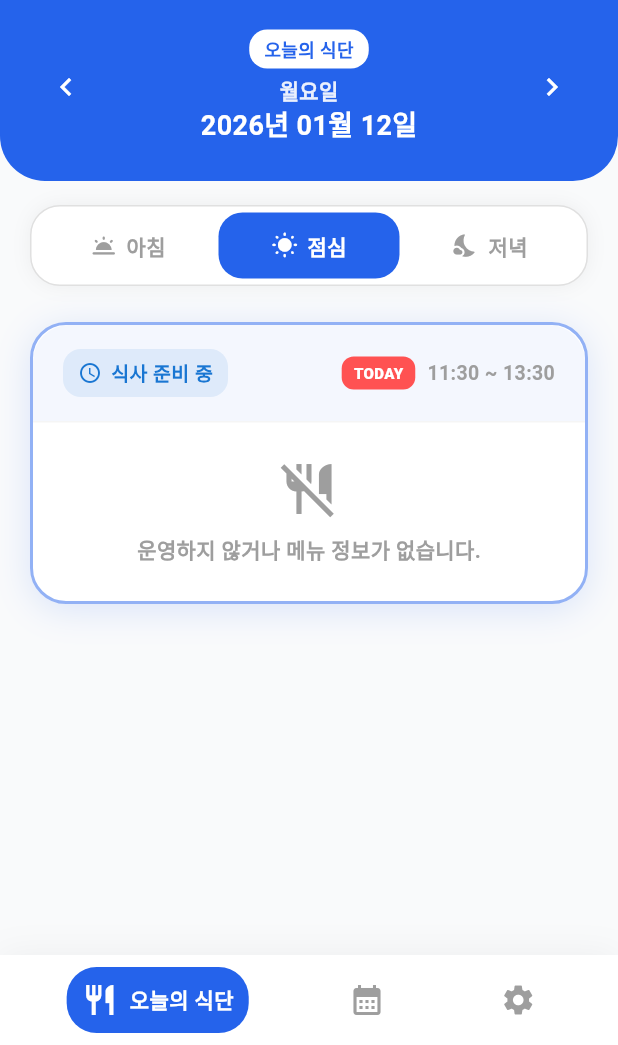
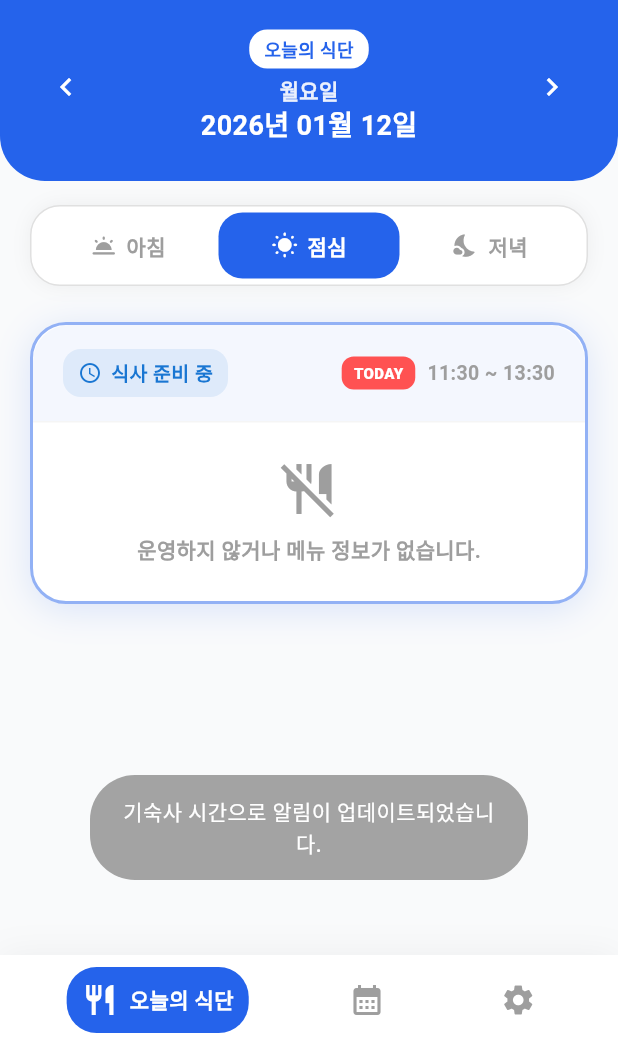
Before and after one commit to knuemeal16486/knue.mate, a Flutter app: the screen it shows after launch, after a tap on the "notifications none" icon, after a tap on "기숙사 식당", on a phone screen of 412 x 824 dp, the part 191-1236 px from its top. Run offline on Flutter 3.47's test engine with Material 3 defaults, Android fonts, the phone set to English and light mode, and no system bars; our stand-ins replace flutter_dotenv, flutter_local_notifications, geolocator, google_generative_ai, share_plus, shared_preferences and 1 more; missing offline and left inert: home_widget; network calls fail.

Commit message:
학관 알림 및 IOS 위치정보

```diff
--- a/lib/meal_screen.dart
+++ b/lib/meal_screen.dart
@@ -175,6 +175,51 @@ class _TodayMealPageState extends State<TodayMealPage> {
     fetchMeals();
   }
 
+  // [New] 식당 소스에 따라 알림 스케줄링 (Dorm vs Student)
+  Future<void> _scheduleAlarmsBySource(MealSource source) async {
+    final now = DateTime.now();
+
+    // 알림 등록 헬퍼 함수
+    Future<void> schedule(int id, int h, int m, String title, String body) async {
+      await NotificationService().scheduleAlarm(
+        id: id,
+        title: title,
+        body: body,
+        scheduledTime: DateTime(now.year, now.month, now.day, h, m),
+      );
+    }
+
+    await NotificationService().cancelAll(); // 기존 알림 제거
+
+    if (source == MealSource.a) {
+      // === 기숙사 식당 시간표 ===
+      // 아침: 07:30 ~ 09:00
+      await schedule(1, 7, 30, "기숙사 아침 식사 ☀️", "아침 식사가 시작되었습니다. 든든하게 챙겨 드세요!");
+      await schedule(2, 8, 50, "기숙사 아침 마감 임박 ⏰", "10분 뒤 배식이 종료됩니다.");
+
+      // 점심: 11:30 ~ 13:30
+      await schedule(3, 11, 30, "기숙사 점심 식사 🍽️", "맛있는 점심 시간입니다!");
+      await schedule(4, 13, 20, "기숙사 점심 마감 임박 🏃‍♂️", "10분 뒤 점심 식사가 종료됩니다.");
+
+      // 저녁: 17:30 ~ 19:00
+      await schedule(5, 17, 30, "기숙사 저녁 식사 🌙", "저녁 식사가 준비되었습니다.");
+      await schedule(6, 18, 50, "기숙사 저녁 마감 임박 ⚠️", "10분 뒤 저녁 배식이 끝납니다.");
+
+    } else {
+      // === 학생회관 식당 시간표 ===
+      // 아침: 미운영 (알림 없음)
+
+      // 점심: 11:00 ~ 14:00
+      await schedule(3, 11, 00, "학생회관 점심 시작 🍽️", "학생회관 점심 식사가 시작되었습니다!");
+      await schedule(4, 13, 50, "학생회관 점심 마감 임박 🏃‍♂️", "10분 뒤 식당이 문을 닫습니다.");
+
+      // 저녁: 17:00 ~ 18:30
+      await schedule(5, 17, 00, "학생회관 저녁 시작 🌙", "학생회관 저녁 식사 시간입니다.");
+      await schedule(6, 18, 20, "학생회관 저녁 마감 임박 ⚠️", "10분 뒤 저녁 운영이 종료됩니다.");
+    }
+  }
+
+  // [Updated] 알림 토글 핸들러
   Future<void> _handleAlarmToggle() async {
     if (!Platform.isAndroid && !Platform.isIOS) {
       showToast(context, "모바일에서만 가능합니다.");
@@ -187,35 +232,28 @@ class _TodayMealPageState extends State<TodayMealPage> {
 
     if (newState) {
       await NotificationService().requestPermissions();
-      final now = DateTime.now();
-
-      Future<void> schedule(
-        int id,
-        int h,
-        int m,
-        String title,
-        String body,
-      ) async {
-        await NotificationService().scheduleAlarm(
-          id: id,
-          title: title,
-          body: body,
-          scheduledTime: DateTime(now.year, now.month, now.day, h, m),
-        );
-      }
-
-      await schedule(1, 7, 30, "좋은 아침이에요! ☀️", "아침 식사가 준비됐어요. 든든하게 먹고 하루를 시작해요!");
-      await schedule(2, 8, 50, "아침 식사 마감 10분 전 ⏰", "곧 배식구가 닫혀요! 아직 식사 전이라면 서두르세요.");
-      await schedule(3, 11, 30, "점심 시간이에요! 🍽️", "오전 수업 고생 많으셨어요. 맛있는 밥 먹고 에너지 충전해요!");
-      await schedule(4, 13, 20, "점심 마감 10분 전 🏃‍♂️", "식당 문 닫기 직전이에요! 놓치지 않게 달려가세요.");
-      await schedule(5, 17, 30, "저녁 드실 시간입니다 🌙", "오늘 하루도 수고했어요. 따뜻한 저녁 드시러 오세요!");
-      await schedule(6, 18, 50, "저녁 마감 10분 전 ⚠️", "오늘의 마지막 식사가 곧 종료돼요. 아직 못 드셨나요?");
-
-      showToast(context, "식사 시작 및 마감 임박 알림이 설정되었습니다.");
+      await _scheduleAlarmsBySource(_source);
+      final restaurantName = _source == MealSource.a ? "기숙사" : "학생회관";
+      showToast(context, "$restaurantName 식당 시간으로 알림이 설정되었습니다.");
     } else {
       await NotificationService().cancelAll();
       showToast(context, "알림이 해제되었습니다.");
     }
+  }
+
+  // [New] 식당 탭 변경 시 알림 자동 업데이트
+  Future<void> _onSourceChangedWithAlarmUpdate(MealSource s) async {
+    setState(() => _source = s);
+    PreferencesService.saveMealSource(s);
+
+    // 알림이 켜져 있다면, 변경된 식당 시간으로 재설정
+    if (_alarmOn) {
+      await _scheduleAlarmsBySource(s);
+      final restaurantName = s == MealSource.a ? "기숙사" : "학생회관";
+      showToast(context, "$restaurantName 시간으로 알림이 업데이트되었습니다.");
+    }
+
+    await fetchMeals();
   }
 
   @override
@@ -230,13 +268,7 @@ class _TodayMealPageState extends State<TodayMealPage> {
         onPrev: _loading ? null : () => _changeDate(-1),
         onNext: _loading ? null : () => _changeDate(1),
         source: _source,
-        onSourceChanged: _loading
-            ? null
-            : (s) async {
-                setState(() => _source = s);
-                PreferencesService.saveMealSource(s);
-                await fetchMeals();
-              },
+        onSourceChanged: _loading ? null : _onSourceChangedWithAlarmUpdate,
       ),
       content: SingleChildScrollView(
         child: Column(
```
Also changed, not shown: 1 other file.
